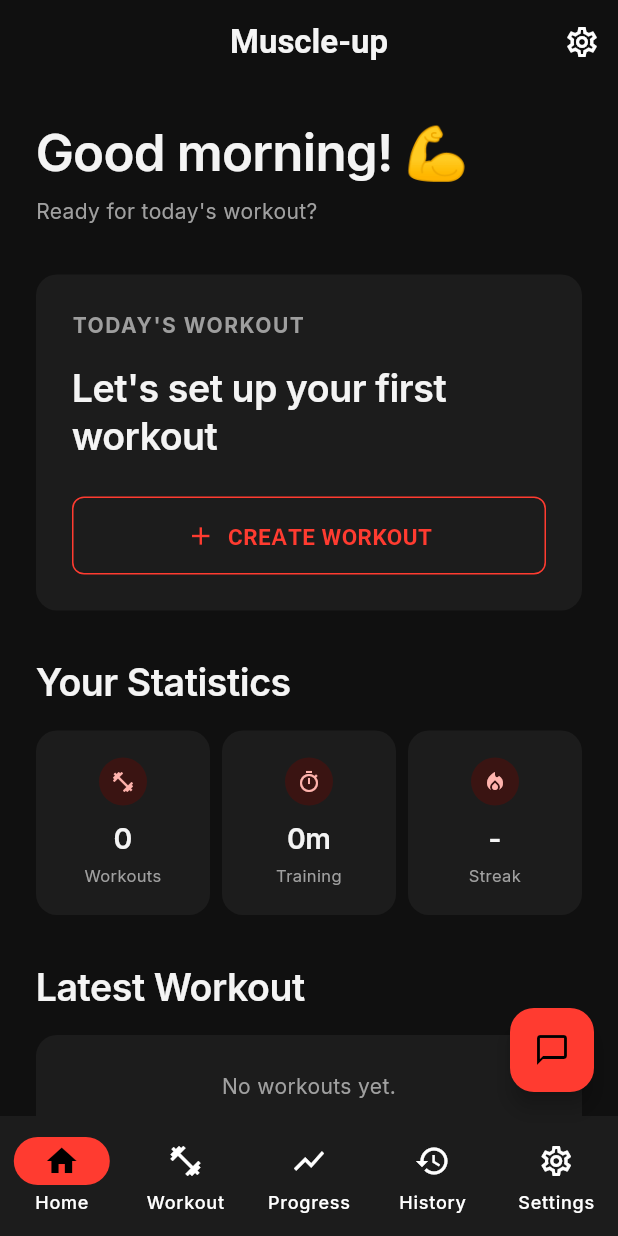
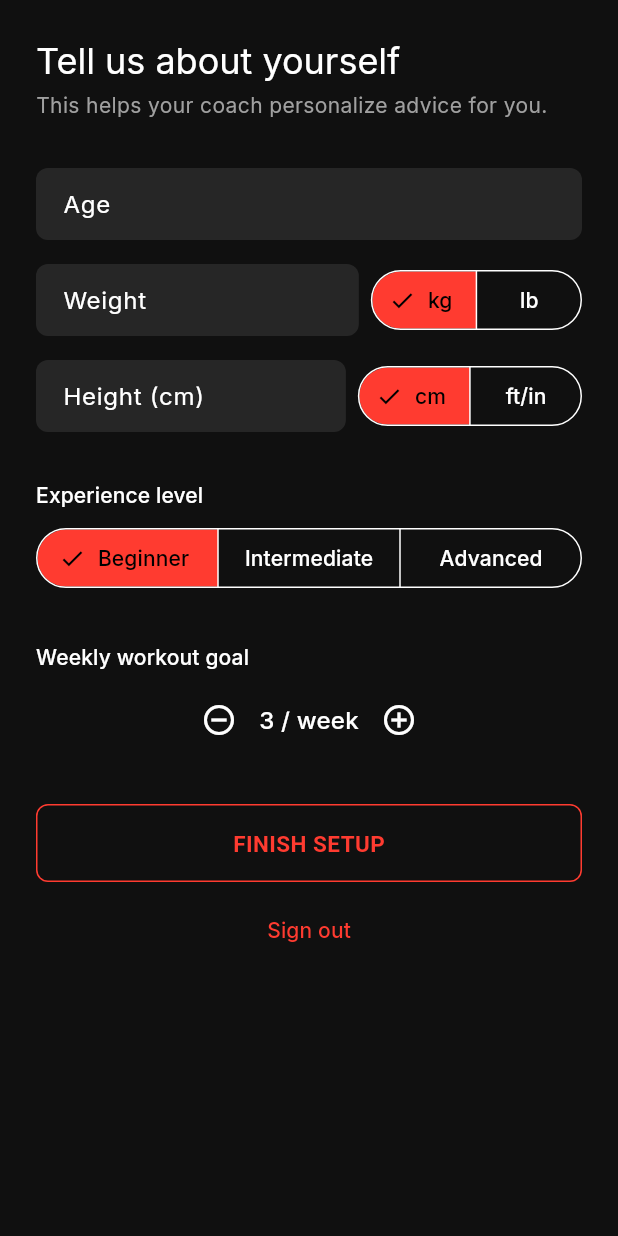
Before and after one commit to aydinmamedov004-debug/muscle-up, a Flutter app: the screen it shows once a user with an empty profile is signed in, on a phone screen of 412 x 824 dp. Run offline on Flutter 3.47's test engine with Material 3 defaults, Android fonts, the phone set to English and light mode, and no system bars; our stand-ins replace firebase_ai, firebase_auth, firebase_core, fl_chart, flutter_riverpod, google_fonts and 2 more; accounts and stored records are empty; network calls fail.

Commit message:
feat: personalized weekly streak + onboarding profile
Replaces the daily-consecutive streak with a goal-based weekly one:
a week only breaks the streak once it's fully over and fell short,
so users who train 2-3x/week aren't punished for rest days. The
goal itself comes from a new onboarding questionnaire (age, weight,
height, experience, weekly target) that gates entry to the app for
new users and feeds the AI coach so it never has to ask.

Co-Authored-By: Claude Sonnet 5 <noreply@anthropic.com>

```diff
--- a/lib/data/local/hive_service.dart
+++ b/lib/data/local/hive_service.dart
@@ -5,12 +5,14 @@ import '../../models/storage/exercise_history.dart';
 import '../../models/storage/set_history.dart';
 import '../../models/storage/stored_exercise_template.dart';
 import '../../models/storage/stored_workout_program.dart';
+import '../../models/storage/user_profile.dart';
 import '../../models/storage/workout_history.dart';
 
 class HiveService {
   static const String workoutHistoryBox = "workout_history";
   static const String workoutProgramsBox = "workout_programs";
   static const String customExercisesBox = "custom_exercises";
+  static const String userProfileBox = "user_profile";
 
   static Future<void> initialize() async {
     await Hive.initFlutter();
@@ -22,10 +24,12 @@ class HiveService {
     Hive.registerAdapter(StoredExerciseTemplateAdapter());
     Hive.registerAdapter(StoredWorkoutProgramAdapter());
     Hive.registerAdapter(CustomExerciseAdapter());
+    Hive.registerAdapter(UserProfileAdapter());
 
     await Hive.openBox<WorkoutHistory>(workoutHistoryBox);
     await Hive.openBox<StoredWorkoutProgram>(workoutProgramsBox);
     await Hive.openBox<CustomExercise>(customExercisesBox);
+    await Hive.openBox<UserProfile>(userProfileBox);
   }
 
   static Box<WorkoutHistory> get historyBox =>
@@ -36,4 +40,7 @@ class HiveService {
 
   static Box<CustomExercise> get customExercisesBoxRef =>
       Hive.box<CustomExercise>(customExercisesBox);
+
+  static Box<UserProfile> get userProfileBoxRef =>
+      Hive.box<UserProfile>(userProfileBox);
 }
--- /dev/null
+++ b/lib/data/local/profile_provider.dart
@@ -0,0 +1,10 @@
+import 'package:flutter_riverpod/flutter_riverpod.dart';
+
+import '../../models/storage/user_profile.dart';
+import 'profile_repository.dart';
+import 'profile_watch_provider.dart';
+
+final profileProvider = Provider<UserProfile?>((ref) {
+  ref.watch(profileChangesProvider);
+  return ProfileRepository().getProfile();
+});
--- /dev/null
+++ b/lib/data/local/profile_repository.dart
@@ -0,0 +1,18 @@
+import '../../models/storage/user_profile.dart';
+import 'hive_service.dart';
+
+class ProfileRepository {
+  UserProfile? getProfile() {
+    final box = HiveService.userProfileBoxRef;
+    return box.isEmpty ? null : box.getAt(0);
+  }
+
+  Future<void> saveProfile(UserProfile profile) async {
+    final box = HiveService.userProfileBoxRef;
+    if (box.isEmpty) {
+      await box.add(profile);
+    } else {
+      await box.putAt(0, profile);
+    }
+  }
+}
--- a/lib/features/auth/auth_gate.dart
+++ b/lib/features/auth/auth_gate.dart
@@ -2,11 +2,14 @@ import 'package:flutter/material.dart';
 import 'package:flutter_riverpod/flutter_riverpod.dart';
 
 import '../../app/app_shell.dart';
+import '../../data/local/profile_provider.dart';
+import '../onboarding/onboarding_screen.dart';
 import 'providers/auth_provider.dart';
 import 'sign_in_screen.dart';
 
-/// Shows the sign-in flow when signed out, the app when signed in, and a
-/// loading spinner while Firebase resolves the initial auth state.
+/// Shows the sign-in flow when signed out, the onboarding questionnaire when
+/// signed in but without a saved profile yet, the app once both are done,
+/// and a loading spinner while Firebase resolves the initial auth state.
 class AuthGate extends ConsumerWidget {
   const AuthGate({super.key});
 
@@ -16,7 +19,10 @@ class AuthGate extends ConsumerWidget {
 
     return authState.when(
       data: (user) {
-        return user == null ? const SignInScreen() : const AppShell();
+        if (user == null) return const SignInScreen();
+
+        final profile = ref.watch(profileProvider);
+        return profile == null ? const OnboardingScreen() : const AppShell();
       },
       loading: () => const Scaffold(
         body: Center(child: CircularProgressIndicator()),
--- a/lib/features/coach/providers/coach_provider.dart
+++ b/lib/features/coach/providers/coach_provider.dart
@@ -2,6 +2,8 @@ import 'package:firebase_ai/firebase_ai.dart';
 import 'package:flutter_riverpod/flutter_riverpod.dart';
 
 import '../../../data/exercise_catalog.dart';
+import '../../../data/local/profile_provider.dart';
+import '../../../models/storage/user_profile.dart';
 import '../../auth/providers/auth_provider.dart';
 import '../../home/providers/dashboard_provider.dart';
 import '../../programs/providers/active_program_provider.dart';
@@ -17,6 +19,7 @@ class CoachController extends Notifier<List<ChatMessage>> {
     final name = ref.read(authStateProvider).value?.displayName;
     final activeProgram = ref.read(activeProgramProvider);
     final dashboard = ref.read(dashboardProvider);
+    final profile = ref.read(profileProvider);
 
     final systemInstruction = _buildSystemInstruction(
       name: name,
@@ -31,6 +34,7 @@ class CoachController extends Notifier<List<ChatMessage>> {
           : dashboard.workouts.first.workoutName,
       availableExercises:
           allExercises.map((exercise) => exercise.name).toList(),
+      profile: profile,
     );
 
     final model = FirebaseAI.googleAI().generativeModel(
@@ -100,6 +104,7 @@ String _buildSystemInstruction({
   required int totalWorkouts,
   required String? lastWorkoutName,
   required List<String> availableExercises,
+  required UserProfile? profile,
 }) {
   final buffer = StringBuffer()
     ..writeln(
@@ -140,5 +145,24 @@ String _buildSystemInstruction({
     buffer.writeln("Their most recent workout was \"$lastWorkoutName\".");
   }
 
+  if (profile != null) {
+    final weight = profile.weightUnit == 'lb'
+        ? "${(profile.weightKg / 0.45359237).round()} lb"
+        : "${profile.weightKg.round()} kg";
+
+    final height = profile.heightUnit == 'ftIn'
+        ? "${(profile.heightCm / 2.54 / 12).floor()}'"
+            "${(profile.heightCm / 2.54 % 12).round()}\""
+        : "${profile.heightCm.round()} cm";
+
+    buffer.writeln(
+      "The user is ${profile.ageYears} years old, weighs $weight, and is "
+      "$height tall. They describe their training experience as "
+      "${profile.experienceLevel} and aim to work out ${profile.weeklyGoal} "
+      "${profile.weeklyGoal == 1 ? 'time' : 'times'} per week. Use this to "
+      "tailor advice — don't ask them for these details again.",
+    );
+  }
+
   return buffer.toString();
 }
--- a/lib/features/home/home_screen.dart
+++ b/lib/features/home/home_screen.dart
@@ -35,7 +35,9 @@ class HomeScreen extends ConsumerWidget {
       return "$timeOfDay! 💪";
     }
 
-    return "$timeOfDay, $name! 💪";
+    final firstName = name.trim().split(' ').first;
+
+    return "$timeOfDay, $firstName! 💪";
   }
 
   Future<void> _createFirstWorkout(
@@ -182,9 +184,9 @@ class HomeScreen extends ConsumerWidget {
 
                 const SizedBox(width: AppSpacing.sm),
 
-                const StatTile(
+                StatTile(
                   icon: Icons.local_fire_department,
-                  value: "-",
+                  value: stats.currentStreak.toString(),
                   label: "Streak",
                 ),
               ],
--- a/lib/features/home/providers/dashboard_provider.dart
+++ b/lib/features/home/providers/dashboard_provider.dart
@@ -1,5 +1,6 @@
 import 'package:flutter_riverpod/flutter_riverpod.dart';
 
+import '../../../data/local/profile_provider.dart';
 import '../../../data/local/workout_history_watch_provider.dart';
 import '../../../data/local/workout_repository.dart';
 import '../../../models/dashboard_stats.dart';
@@ -18,10 +19,11 @@ class DashboardData {
 final dashboardProvider = Provider<DashboardData>((ref) {
   ref.watch(workoutHistoryChangesProvider);
 
+  final weeklyGoal = ref.watch(profileProvider)!.weeklyGoal;
   final repository = WorkoutRepository();
 
   return DashboardData(
-    stats: repository.getDashboardStats(),
+    stats: repository.getDashboardStats(weeklyGoal: weeklyGoal),
     workouts: repository.getWorkouts(),
   );
 });
--- /dev/null
+++ b/lib/features/onboarding/onboarding_screen.dart
@@ -0,0 +1,301 @@
+import 'package:flutter/material.dart';
+import 'package:flutter_riverpod/flutter_riverpod.dart';
+
+import '../../core/theme/app_spacing.dart';
+import '../../data/local/profile_repository.dart';
+import '../../models/storage/user_profile.dart';
+import '../../shared/widgets/primary_button.dart';
+import '../auth/providers/auth_provider.dart';
+
+const double _kgPerLb = 0.45359237;
+const double _cmPerInch = 2.54;
+
+class OnboardingScreen extends ConsumerStatefulWidget {
+  const OnboardingScreen({super.key});
+
+  @override
+  ConsumerState<OnboardingScreen> createState() => _OnboardingScreenState();
+}
+
+class _OnboardingScreenState extends ConsumerState<OnboardingScreen> {
+  final ageController = TextEditingController();
+  final weightController = TextEditingController();
+  final heightController = TextEditingController();
+  final heightFeetController = TextEditingController();
+  final heightInchesController = TextEditingController();
+
+  String weightUnit = 'kg';
+  String heightUnit = 'cm';
+  String experienceLevel = 'beginner';
+  int weeklyGoal = 3;
+
+  bool isLoading = false;
+  String? errorMessage;
+
+  @override
+  void dispose() {
+    ageController.dispose();
+    weightController.dispose();
+    heightController.dispose();
+    heightFeetController.dispose();
+    heightInchesController.dispose();
+    super.dispose();
+  }
+
+  Future<void> _finishSetup() async {
+    final age = int.tryParse(ageController.text.trim());
+    final weight = double.tryParse(weightController.text.trim());
+
+    if (age == null || age <= 0) {
+      setState(() => errorMessage = "Enter a valid age.");
+      return;
+    }
+
+    if (weight == null || weight <= 0) {
+      setState(() => errorMessage = "Enter a valid weight.");
+      return;
+    }
+
+    double? heightCm;
+
+    if (heightUnit == 'cm') {
+      final height = double.tryParse(heightController.text.trim());
+      if (height == null || height <= 0) {
+        setState(() => errorMessage = "Enter a valid height.");
+        return;
+      }
+      heightCm = height;
+    } else {
+      final feet = double.tryParse(heightFeetController.text.trim());
+      final inches = double.tryParse(heightInchesController.text.trim());
+      if (feet == null || feet < 0 || inches == null || inches < 0) {
+        setState(() => errorMessage = "Enter a valid height.");
+        return;
+      }
+      heightCm = (feet * 12 + inches) * _cmPerInch;
+    }
+
+    final weightKg = weightUnit == 'kg' ? weight : weight * _kgPerLb;
+
+    setState(() {
+      isLoading = true;
+      errorMessage = null;
+    });
+
+    await ProfileRepository().saveProfile(
+      UserProfile(
+        ageYears: age,
+        weightKg: weightKg,
+        weightUnit: weightUnit,
+        heightCm: heightCm,
+        heightUnit: heightUnit,
+        experienceLevel: experienceLevel,
+        weeklyGoal: weeklyGoal,
+      ),
+    );
+
+    // No navigation needed here — AuthGate watches the profile and swaps
+    // this screen for AppShell as soon as the save above lands.
+  }
+
+  @override
+  Widget build(BuildContext context) {
+    return Scaffold(
+      body: SafeArea(
+        child: Padding(
+          padding: const EdgeInsets.all(AppSpacing.lg),
+          child: SingleChildScrollView(
+            child: Column(
+              crossAxisAlignment: CrossAxisAlignment.stretch,
+              children: [
+                Text(
+                  "Tell us about yourself",
+                  style: Theme.of(context).textTheme.headlineSmall,
+                ),
+                const SizedBox(height: AppSpacing.xs),
+                Text(
+                  "This helps your coach personalize advice for you.",
+                  style: Theme.of(context).textTheme.bodyMedium,
+                ),
+
+                const SizedBox(height: AppSpacing.xl),
+
+                TextField(
+                  controller: ageController,
+                  keyboardType: TextInputType.number,
+                  decoration: const InputDecoration(labelText: "Age"),
+                ),
+
+                const SizedBox(height: AppSpacing.md),
+
+                Row(
+                  children: [
+                    Expanded(
+                      child: TextField(
+                        controller: weightController,
+                        keyboardType: const TextInputType.numberWithOptions(
+                          decimal: true,
+                        ),
+                        decoration: const InputDecoration(labelText: "Weight"),
+                      ),
+                    ),
+                    const SizedBox(width: AppSpacing.sm),
+                    SegmentedButton<String>(
+                      style: SegmentedButton.styleFrom(
+                        minimumSize: const Size(0, 40),
+                      ),
+                      segments: const [
+                        ButtonSegment(value: 'kg', label: Text("kg")),
+                        ButtonSegment(value: 'lb', label: Text("lb")),
+                      ],
+                      selected: {weightUnit},
+                      onSelectionChanged: (selection) {
+                        setState(() => weightUnit = selection.first);
+                      },
+                    ),
+                  ],
+                ),
+
+                const SizedBox(height: AppSpacing.md),
+
+                Row(
+                  crossAxisAlignment: CrossAxisAlignment.start,
+                  children: [
+                    Expanded(
+                      child: heightUnit == 'cm'
+                          ? TextField(
+                              controller: heightController,
+                              keyboardType:
+                                  const TextInputType.numberWithOptions(
+                                decimal: true,
+                              ),
+                              decoration: const InputDecoration(
+                                labelText: "Height (cm)",
+                              ),
+                            )
+                          : Row(
+                              children: [
+                                Expanded(
+                                  child: TextField(
+                                    controller: heightFeetController,
+                                    keyboardType: TextInputType.number,
+                                    decoration: const InputDecoration(
+                                      labelText: "Feet",
+                                    ),
+                                  ),
+                                ),
+                                const SizedBox(width: AppSpacing.sm),
+                                Expanded(
+                                  child: TextField(
+                                    controller: heightInchesController,
+                                    keyboardType: TextInputType.number,
+                                    decoration: const InputDecoration(
+                                      labelText: "Inches",
+                                    ),
+                                  ),
+                                ),
+                              ],
+                            ),
+                    ),
+                    const SizedBox(width: AppSpacing.sm),
+                    SegmentedButton<String>(
+                      style: SegmentedButton.styleFrom(
+                        minimumSize: const Size(0, 40),
+                      ),
+                      segments: const [
+                        ButtonSegment(value: 'cm', label: Text("cm")),
+                        ButtonSegment(value: 'ftIn', label: Text("ft/in")),
+                      ],
+                      selected: {heightUnit},
+                      onSelectionChanged: (selection) {
+                        setState(() => heightUnit = selection.first);
+                      },
+                    ),
+                  ],
+                ),
+
+                const SizedBox(height: AppSpacing.xl),
+
+                Text(
+                  "Experience level",
+                  style: Theme.of(context).textTheme.titleSmall,
+                ),
+                const SizedBox(height: AppSpacing.sm),
+                SegmentedButton<String>(
+                  segments: const [
+                    ButtonSegment(value: 'beginner', label: Text("Beginner")),
+                    ButtonSegment(
+                      value: 'intermediate',
+                      label: Text("Intermediate"),
+                    ),
+                    ButtonSegment(value: 'advanced', label: Text("Advanced")),
+                  ],
+                  selected: {experienceLevel},
+                  onSelectionChanged: (selection) {
+                    setState(() => experienceLevel = selection.first);
+                  },
+                ),
+
+                const SizedBox(height: AppSpacing.xl),
+
+                Text(
+                  "Weekly workout goal",
+                  style: Theme.of(context).textTheme.titleSmall,
+                ),
+                const SizedBox(height: AppSpacing.sm),
+                Row(
+                  mainAxisAlignment: MainAxisAlignment.center,
+                  children: [
+                    IconButton(
+                      icon: const Icon(Icons.remove_circle_outline),
+                      onPressed: weeklyGoal > 1
+                          ? () => setState(() => weeklyGoal--)
+                          : null,
+                    ),
+                    SizedBox(
+                      width: 72,
+                      child: Text(
+                        "$weeklyGoal / week",
+                        textAlign: TextAlign.center,
+                        style: Theme.of(context).textTheme.titleMedium,
+                      ),
+                    ),
+                    IconButton(
+                      icon: const Icon(Icons.add_circle_outline),
+                      onPressed: weeklyGoal < 7
+                          ? () => setState(() => weeklyGoal++)
+                          : null,
+                    ),
+                  ],
+                ),
+
+                if (errorMessage != null) ...[
+                  const SizedBox(height: AppSpacing.md),
+                  Text(
+                    errorMessage!,
+                    style: const TextStyle(color: Colors.redAccent),
+                  ),
+                ],
+
+                const SizedBox(height: AppSpacing.xl),
+
+                PrimaryButton(
+                  text: "FINISH SETUP",
+                  isLoading: isLoading,
+                  onPressed: _finishSetup,
+                ),
+
+                const SizedBox(height: AppSpacing.sm),
+
+                TextButton(
+                  onPressed: () => ref.read(authControllerProvider).signOut(),
+                  child: const Text("Sign out"),
+                ),
+              ],
+            ),
+          ),
+        ),
+      ),
+    );
+  }
+}
--- a/lib/models/dashboard_stats.dart
+++ b/lib/models/dashboard_stats.dart
@@ -1,9 +1,11 @@
 class DashboardStats {
   final int totalWorkouts;
   final Duration totalTrainingTime;
+  final int currentStreak;
 
   const DashboardStats({
     required this.totalWorkouts,
     required this.totalTrainingTime,
+    required this.currentStreak,
   });
 }
--- /dev/null
+++ b/lib/models/storage/user_profile.dart
@@ -0,0 +1,37 @@
+import 'package:hive_ce/hive.dart';
+
+part 'user_profile.g.dart';
+
+@HiveType(typeId: 7)
+class UserProfile extends HiveObject {
+  @HiveField(0)
+  int ageYears;
+
+  @HiveField(1)
+  double weightKg;
+
+  @HiveField(2)
+  String weightUnit;
+
+  @HiveField(3)
+  double heightCm;
+
+  @HiveField(4)
+  String heightUnit;
+
+  @HiveField(5)
+  String experienceLevel;
+
+  @HiveField(6)
+  int weeklyGoal;
+
+  UserProfile({
+    required this.ageYears,
+    required this.weightKg,
+    required this.weightUnit,
+    required this.heightCm,
+    required this.heightUnit,
+    required this.experienceLevel,
+    required this.weeklyGoal,
+  });
+}
```
Also changed, not shown: lib/data/local/profile_watch_provider.dart (added, +9 -0 lines), lib/data/local/workout_repository.dart (+47 -1 lines), lib/hive_registrar.g.dart, lib/models/storage/user_profile.g.dart (added), 1 other file.
